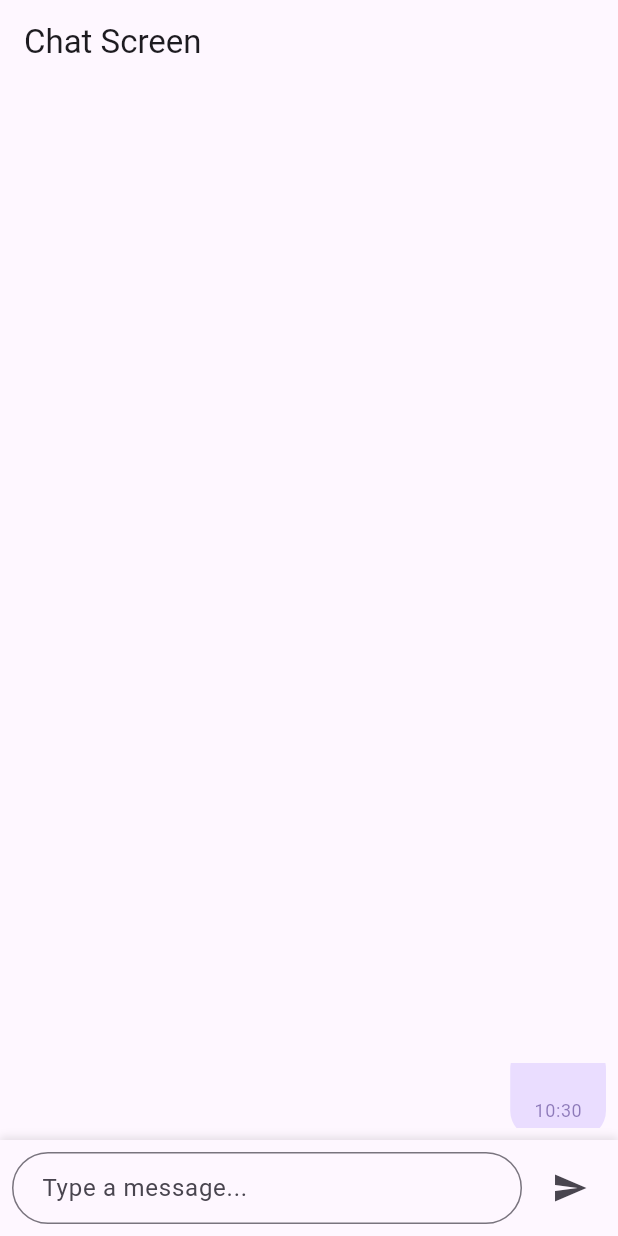
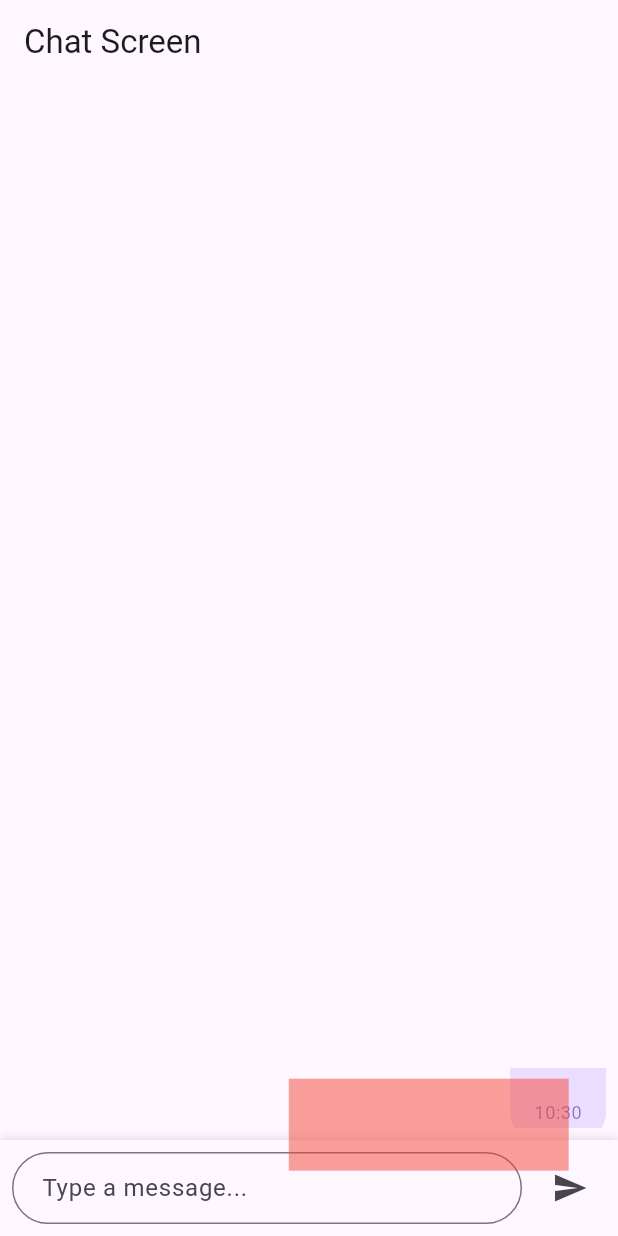
Before and after one commit to theSharpestTool/chat_animations_challenge, a Flutter app: the screen it shows after launch, after a tap on the "send" icon, on a phone screen of 412 x 824 dp. Run offline on Flutter 3.47's test engine with Material 3 defaults, Android fonts, the phone set to English and light mode, and no system bars; our stand-ins replace flutter_bloc.

Commit message:
✨ feat(ChatScreen): implement animated message delivery with overlay and size transition

```diff
--- a/lib/chat/view/chat_screen.dart
+++ b/lib/chat/view/chat_screen.dart
@@ -10,6 +10,10 @@ class ChatScreen extends StatefulWidget {
 }
 
 class _ChatScreenState extends State<ChatScreen> with TickerProviderStateMixin {
+  final _inputFieldKey = GlobalKey();
+  final _sizeTransitionKey = GlobalKey();
+  final _animatingBubbleKey = GlobalKey();
+
   final _textController = TextEditingController();
   late final AnimationController _animationController = AnimationController(
     duration: const Duration(seconds: 3),
@@ -35,12 +39,46 @@ class _ChatScreenState extends State<ChatScreen> with TickerProviderStateMixin {
     setState(() {
       _animatingMessageText = text;
     });
+
+    WidgetsBinding.instance.addPostFrameCallback((_) async {
+      final startSize = _inputFieldKey.size!;
+      final startOffset = _inputFieldKey.offset!;
+      final startRect = startOffset & startSize;
+
+      final sizeTransitionOffset = _sizeTransitionKey.offset!;
+      final animatingBubbleOffset = _animatingBubbleKey.offset!;
+
+      final endSize = _animatingBubbleKey.size!;
+      final endOffset = Offset(
+        animatingBubbleOffset.dx,
+        sizeTransitionOffset.dy - endSize.height,
+      );
+      final endRect = endOffset & endSize;
+
+      final overlayEntry = OverlayEntry(
+        builder: (context) {
+          return AnimatedBuilder(
+            animation: _animation,
+            child: Container(color: Colors.red.withValues(alpha: 0.5)),
+            builder: (context, child) {
+              final rectTween = RectTween(begin: startRect, end: endRect);
+              final rect = rectTween.evaluate(_animation);
+
+              return Positioned.fromRect(rect: rect!, child: child!);
+            },
+          );
+        },
+      );
+      Overlay.of(context).insert(overlayEntry);
+
       await _animationController.forward();
       _animationController.reset();
+      overlayEntry.remove();
 
       if (text.isNotEmpty) {
         bloc.add(ChatSendPressed(text));
       }
+    });
   }
 
   @override
@@ -64,12 +102,17 @@ class _ChatScreenState extends State<ChatScreen> with TickerProviderStateMixin {
                       padding: .symmetric(horizontal: 8.0),
                       sliver: SliverToBoxAdapter(
                         child: SizeTransition(
+                          key: _sizeTransitionKey,
                           sizeFactor: _animation,
+                          child: Align(
+                            alignment: Alignment.centerRight,
                             child: Padding(
+                              key: _animatingBubbleKey,
                               padding: .only(bottom: bubbleSpacing),
                               child: ChatBubble(
                                 message: _animatingMessageText,
                                 timestamp: DateTime.now(),
+                              ),
                             ),
                           ),
                         ),
@@ -86,9 +129,12 @@ class _ChatScreenState extends State<ChatScreen> with TickerProviderStateMixin {
                         itemCount: state.messages.length,
                         itemBuilder: (context, index) {
                           final message = state.messages[index];
-                          return ChatBubble(
+                          return Align(
+                            alignment: Alignment.centerRight,
+                            child: ChatBubble(
                               message: message.text,
                               timestamp: message.timestamp,
+                            ),
                           );
                         },
                       ),
@@ -116,6 +162,7 @@ class _ChatScreenState extends State<ChatScreen> with TickerProviderStateMixin {
                   children: [
                     Expanded(
                       child: TextField(
+                        key: _inputFieldKey,
                         controller: _textController,
                         maxLines: null,
                         decoration: const InputDecoration(
@@ -155,9 +202,7 @@ class ChatBubble extends StatelessWidget {
 
   @override
   Widget build(BuildContext context) {
-    return Align(
-      alignment: .centerRight,
-      child: Container(
+    return Container(
       padding: .symmetric(horizontal: 16, vertical: 10),
       decoration: BoxDecoration(
         color: Theme.of(context).colorScheme.primaryContainer,
@@ -179,7 +224,6 @@ class ChatBubble extends StatelessWidget {
           ),
         ],
       ),
-      ),
     );
   }
 
@@ -188,3 +232,21 @@ class ChatBubble extends StatelessWidget {
         '${timestamp.minute.toString().padLeft(2, '0')}';
   }
 }
+
+extension on GlobalKey {
+  Size? get size {
+    final renderObject = currentContext?.findRenderObject();
+    if (renderObject is RenderBox) {
+      return renderObject.size;
+    }
+    return null;
+  }
+
+  Offset? get offset {
+    final renderObject = currentContext?.findRenderObject();
+    if (renderObject is RenderBox) {
+      return renderObject.localToGlobal(Offset.zero);
+    }
+    return null;
+  }
+}
```
Lines whose indentation alone changed are shown as unchanged.
